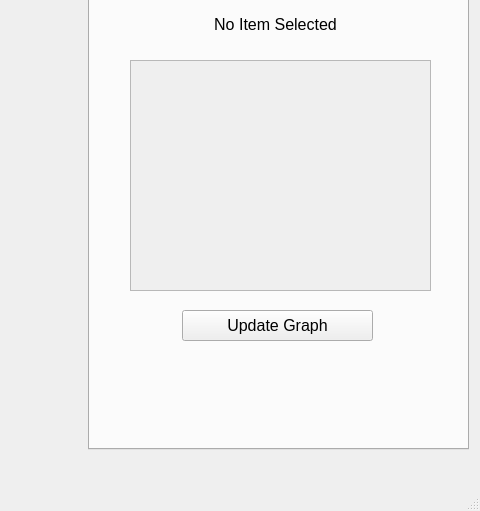
First picture: the form in project/grapher.ui, repository cluster-ai/Automarket, before the edit; both pictures show x 592 to 1072 and y 201 to 712 of the 1072 by 712 pixel window.
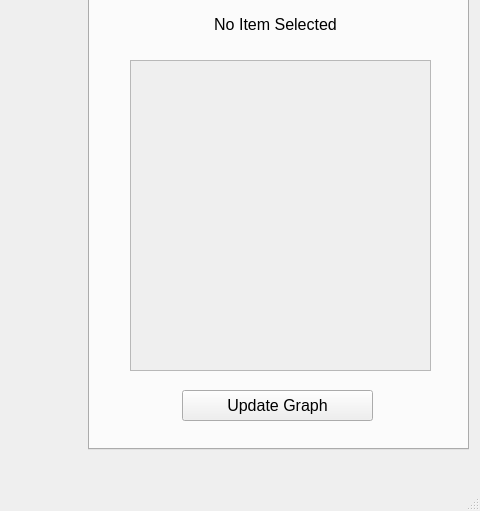
Second picture: the form after the edit.

Commit message: Started implementing graph into UI_MainWindow for grapher but am having several issues (also pretty messy). no added unit testing.

```diff
--- a/project/grapher.ui
+++ b/project/grapher.ui
@@ -108,7 +108,7 @@
         <x>40</x>
         <y>230</y>
         <width>301</width>
-        <height>231</height>
+        <height>311</height>
        </rect>
       </property>
       <property name="widgetResizable">
@@ -120,7 +120,7 @@
          <x>0</x>
          <y>0</y>
          <width>299</width>
-         <height>229</height>
+         <height>309</height>
         </rect>
        </property>
       </widget>
@@ -129,7 +129,7 @@
       <property name="geometry">
        <rect>
         <x>92</x>
-        <y>480</y>
+        <y>560</y>
         <width>191</width>
         <height>31</height>
        </rect>
```
The commit also changes 2 other files.
